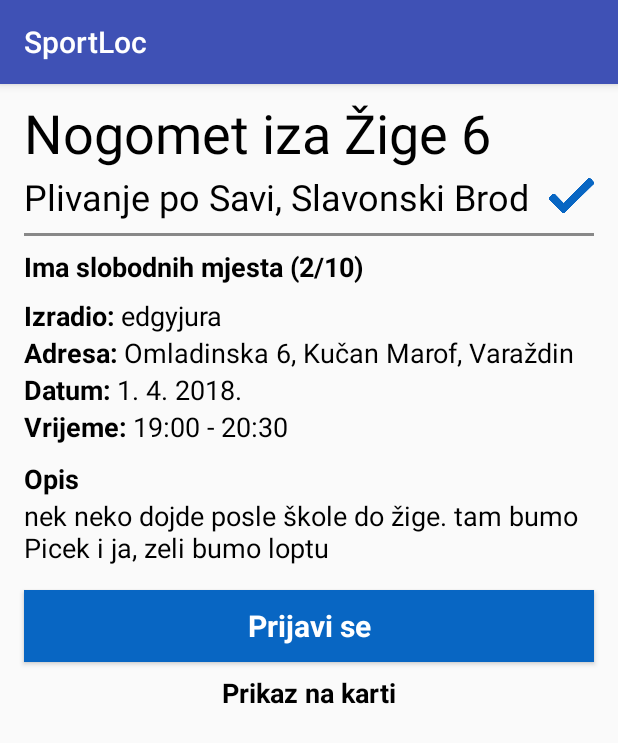
After one commit to ZMehanovic/SportLoc, an Android app: the EventDetailsActivity screen opened directly, with no data from a screen before it, on a phone screen of 412 x 824 dp. The commit adds this screen. Shown: the top 743 px of the screen. Run offline under Robolectric (Android 15) with nearby library versions, the phone set to English and light mode, and no system bars; our stand-ins replace ButterKnife.

Commit message:
Napravljen dizajn pregleda događaja Izrađen je vizualni dizajn i xml file za pregled događaja. U tome se vide detalji o događaju. U strings.xml dodani stringovi, napravljen dizajn btn_disabled za onesposobljeni gumb i dodana ikona za kvačicu.

```diff
--- a/app/build.gradle
+++ b/app/build.gradle
@@ -29,8 +29,8 @@ dependencies {
     compile 'com.android.support.constraint:constraint-layout:1.0.2'
     testCompile 'junit:junit:4.12'
 
-    compile project (':data')
-    compile project (':webservice')
+    compile project(':data')
+    compile project(':webservice')
 
     // butterknife
     compile 'com.jakewharton:butterknife:8.8.1'
--- a/app/src/main/AndroidManifest.xml
+++ b/app/src/main/AndroidManifest.xml
@@ -22,7 +22,8 @@
         <activity android:name=".RegistrationActivity" />
         <activity android:name=".StartActivity" />
         <activity android:name=".ForgottenPassActivity" />
-        <activity android:name=".EventListActivity"></activity>
+        <activity android:name=".EventListActivity" />
+        <activity android:name=".EventDetailsActivity"></activity>
     </application>
 
 </manifest>
--- /dev/null
+++ b/app/src/main/java/hr/foi/air/sportloc/EventDetailsActivity.java
@@ -0,0 +1,18 @@
+package hr.foi.air.sportloc;
+
+import android.support.v7.app.AppCompatActivity;
+import android.os.Bundle;
+
+import butterknife.BindView;
+import butterknife.ButterKnife;
+
+public class EventDetailsActivity extends AppCompatActivity {
+
+
+
+    @Override
+    protected void onCreate(Bundle savedInstanceState) {
+        super.onCreate(savedInstanceState);
+        setContentView(R.layout.activity_event_details);
+    }
+}
--- /dev/null
+++ b/app/src/main/res/drawable/btn_disabled.xml
@@ -0,0 +1,22 @@
+<?xml version="1.0" encoding="utf-8"?>
+<selector
+    xmlns:android="http://schemas.android.com/apk/res/android">
+
+    <item>
+        <shape>
+            <solid
+                android:color="#626262" />
+            <stroke
+                android:width="2dp"
+                android:color="#626262" />
+            <corners
+                android:radius="0dp" />
+            <padding
+                android:bottom="10dp"
+                android:left="10dp"
+                android:right="10dp"
+                android:top="10dp" />
+        </shape>
+    </item>
+
+</selector>
--- /dev/null
+++ b/app/src/main/res/layout/activity_event_details.xml
@@ -0,0 +1,279 @@
+<?xml version="1.0" encoding="utf-8"?>
+<android.support.constraint.ConstraintLayout xmlns:android="http://schemas.android.com/apk/res/android"
+    xmlns:app="http://schemas.android.com/apk/res-auto"
+    xmlns:tools="http://schemas.android.com/tools"
+    android:id="@+id/layout"
+    android:layout_width="match_parent"
+    android:layout_height="match_parent"
+    tools:context="hr.foi.air.sportloc.EventDetailsActivity">
+
+    <ScrollView
+        android:layout_width="0dp"
+        android:layout_height="0dp"
+        android:fillViewport="true"
+        app:layout_constraintBottom_toBottomOf="parent"
+        app:layout_constraintLeft_toLeftOf="parent"
+        app:layout_constraintRight_toRightOf="parent"
+        app:layout_constraintTop_toTopOf="parent">
+
+        <android.support.constraint.ConstraintLayout xmlns:android="http://schemas.android.com/apk/res/android"
+            xmlns:app="http://schemas.android.com/apk/res-auto"
+            xmlns:tools="http://schemas.android.com/tools"
+            android:layout_width="match_parent"
+            android:layout_height="wrap_content"
+            android:orientation="vertical"
+            android:paddingEnd="8dp"
+            android:paddingStart="8dp"
+            android:paddingBottom="16dp"
+            android:scrollbars="vertical">
+
+            <TextView
+                android:id="@+id/tvEventName"
+
+                android:layout_width="0dp"
+                android:layout_height="wrap_content"
+                android:layout_marginEnd="8dp"
+                android:layout_marginStart="8dp"
+                android:layout_marginTop="8dp"
+                android:gravity="start"
+                android:text="Nogomet iza Žige 6"
+                android:textColor="#000000"
+                android:textSize="36sp"
+                app:layout_constraintEnd_toEndOf="parent"
+                app:layout_constraintLeft_toLeftOf="parent"
+                app:layout_constraintStart_toStartOf="parent"
+                app:layout_constraintTop_toTopOf="parent" />
+
+            <TextView
+                android:id="@+id/tvSportLocation"
+                android:layout_width="0dp"
+                android:layout_height="wrap_content"
+                android:layout_marginEnd="42dp"
+                android:layout_marginStart="8dp"
+                android:layout_marginTop="2dp"
+                android:text="Plivanje po Savi, Slavonski Brod"
+                android:textColor="#000000"
+                android:textSize="24sp"
+                app:layout_constraintEnd_toEndOf="parent"
+                app:layout_constraintStart_toStartOf="parent"
+                app:layout_constraintTop_toBottomOf="@+id/tvEventName" />
+
+            <View
+                android:id="@+id/dvdHorizontal"
+                android:layout_width="0dp"
+                android:layout_height="2dp"
+                android:layout_marginEnd="8dp"
+                android:layout_marginStart="8dp"
+                android:layout_marginTop="8dp"
+                android:background="#888888"
+                app:layout_constraintEnd_toEndOf="parent"
+                app:layout_constraintStart_toStartOf="parent"
+                app:layout_constraintTop_toBottomOf="@+id/tvSportLocation" />
+
+            <TextView
+                android:id="@+id/tvSpace"
+                android:layout_width="0dp"
+                android:layout_height="wrap_content"
+                android:layout_marginEnd="8dp"
+                android:layout_marginStart="8dp"
+                android:layout_marginTop="8dp"
+                android:text="Ima slobodnih mjesta (2/10)"
+                android:textColor="#000000"
+                android:textSize="18sp"
+                android:textStyle="bold"
+                app:layout_constraintEnd_toEndOf="parent"
+                app:layout_constraintStart_toStartOf="parent"
+                app:layout_constraintTop_toBottomOf="@+id/dvdHorizontal" />
+
+            <TextView
+                android:id="@+id/tvMadeByString"
+                android:layout_width="0dp"
+                android:layout_height="wrap_content"
+                android:layout_marginStart="8dp"
+                android:layout_marginTop="8dp"
+                android:text="@string/event_details_madeby"
+                android:textColor="#000000"
+                android:textSize="18sp"
+                android:textStyle="bold"
+                app:layout_constraintStart_toStartOf="parent"
+                app:layout_constraintTop_toBottomOf="@+id/tvSpace" />
+
+            <TextView
+                android:id="@+id/tvUser"
+                android:layout_width="0dp"
+                android:layout_height="wrap_content"
+                android:layout_marginEnd="8dp"
+                android:layout_marginStart="4dp"
+                android:layout_marginTop="8dp"
+                android:text="edgyjura"
+                android:textColor="#000000"
+                android:textSize="18sp"
+                app:layout_constraintEnd_toEndOf="parent"
+                app:layout_constraintStart_toEndOf="@+id/tvMadeByString"
+                app:layout_constraintTop_toBottomOf="@+id/tvSpace" />
+
+            <TextView
+                android:id="@+id/tvAddressString"
+                android:layout_width="0dp"
+                android:layout_height="wrap_content"
+                android:layout_marginStart="8dp"
+                android:text="@string/event_details_address"
+                android:textColor="#000000"
+                android:textSize="18sp"
+                android:textStyle="bold"
+                app:layout_constraintStart_toStartOf="parent"
+                app:layout_constraintTop_toBottomOf="@+id/tvUser" />
+
+            <TextView
+                android:id="@+id/tvAddress"
+                android:layout_width="0dp"
+                android:layout_height="wrap_content"
+                android:layout_marginEnd="8dp"
+                android:layout_marginStart="4dp"
+                android:text="Omladinska 6, Kučan Marof, Varaždin"
+                android:textColor="#000000"
+                android:textSize="18sp"
+                app:layout_constraintEnd_toEndOf="parent"
+                app:layout_constraintStart_toEndOf="@+id/tvAddressString"
+                app:layout_constraintTop_toBottomOf="@+id/tvUser" />
+
+            <TextView
+                android:id="@+id/tvDateString"
+                android:layout_width="0dp"
+                android:layout_height="wrap_content"
+                android:layout_marginStart="8dp"
+                android:text="@string/event_details_date"
+                android:textColor="#000000"
+                android:textSize="18sp"
+                android:textStyle="bold"
+                app:layout_constraintStart_toStartOf="parent"
+                app:layout_constraintTop_toBottomOf="@+id/tvAddress" />
+
+            <TextView
+                android:id="@+id/tvDate"
+                android:layout_width="0dp"
+                android:layout_height="wrap_content"
+                android:layout_marginEnd="8dp"
+                android:layout_marginStart="4dp"
+                android:text="1. 4. 2018."
+                android:textColor="#000000"
+                android:textSize="18sp"
+                app:layout_constraintEnd_toEndOf="parent"
+                app:layout_constraintStart_toEndOf="@+id/tvDateString"
+                app:layout_constraintTop_toBottomOf="@+id/tvAddress" />
+
+            <TextView
+                android:id="@+id/tvTimeString"
+                android:layout_width="0dp"
+                android:layout_height="wrap_content"
+                android:layout_marginStart="8dp"
+                android:text="@string/event_details_time"
+                android:textColor="#000000"
+                android:textSize="18sp"
+                android:textStyle="bold"
+                app:layout_constraintStart_toStartOf="parent"
+                app:layout_constraintTop_toBottomOf="@+id/tvDate" />
+
+            <TextView
+                android:id="@+id/tvTime"
+                android:layout_width="0dp"
+                android:layout_height="wrap_content"
+                android:layout_marginEnd="8dp"
+                android:layout_marginStart="4dp"
+                android:text="19:00 - 20:30"
+                android:textColor="#000000"
+                android:textSize="18sp"
+                app:layout_constraintEnd_toEndOf="parent"
+                app:layout_constraintStart_toEndOf="@+id/tvTimeString"
+                app:layout_constraintTop_toBottomOf="@+id/tvDate" />
+
+            <TextView
+                android:id="@+id/tvDescriptionString"
+                android:layout_width="0dp"
+                android:layout_height="wrap_content"
+                android:layout_marginEnd="8dp"
+                android:layout_marginStart="8dp"
+                android:layout_marginTop="10dp"
+                android:text="@string/event_details_description"
+                android:textColor="#000000"
+                android:textSize="18sp"
+                android:textStyle="bold"
+                app:layout_constraintEnd_toEndOf="parent"
+                app:layout_constraintStart_toStartOf="parent"
+                app:layout_constraintTop_toBottomOf="@+id/tvTime" />
+
+            <TextView
+                android:id="@+id/tvDescription"
+                android:layout_width="0dp"
+                android:layout_height="wrap_content"
+                android:layout_marginEnd="8dp"
+                android:layout_marginStart="8dp"
+                android:text="nek neko dojde posle škole do žige. tam bumo Picek i ja, zeli bumo loptu"
+                android:textColor="#000000"
+                android:textSize="18sp"
+                app:layout_constraintEnd_toEndOf="parent"
+                app:layout_constraintStart_toStartOf="parent"
+                app:layout_constraintTop_toBottomOf="@+id/tvDescriptionString" />
+
+            <Button
+                android:id="@+id/btnJoinLeaveRequest"
+                android:layout_width="0dp"
+                android:layout_height="wrap_content"
+                android:layout_marginEnd="8dp"
+                android:layout_marginStart="8dp"
+                android:layout_marginTop="16dp"
+                android:background="@drawable/btn_general"
+                android:fontFamily="sans-serif"
+                android:text="@string/btn_join"
+                android:textAllCaps="false"
+                android:textColor="#FFFFFF"
+                android:textSize="20sp"
+                android:textStyle="bold"
+                app:layout_constraintEnd_toEndOf="parent"
+                app:layout_constraintStart_toStartOf="parent"
+                app:layout_constraintTop_toBottomOf="@+id/tvDescription" />
+
+            <TextView
+                android:id="@+id/tvMapString"
+                android:layout_width="wrap_content"
+                android:layout_height="wrap_content"
+                android:layout_marginEnd="8dp"
+                android:layout_marginStart="8dp"
+                android:layout_marginTop="8dp"
+                android:text="@string/event_details_map"
+                android:textColor="#000000"
+                android:textSize="18sp"
+                android:textStyle="bold"
+                app:layout_constraintEnd_toEndOf="parent"
+                app:layout_constraintStart_toStartOf="parent"
+                app:layout_constraintTop_toBottomOf="@+id/btnJoinLeaveRequest" />
+
+            <ImageView
+                android:id="@+id/ivEventDetailsTick"
+                android:layout_width="0dp"
+                android:layout_height="32dp"
+                android:layout_marginBottom="8dp"
+                android:layout_marginEnd="8dp"
+                android:layout_marginStart="4dp"
+                android:contentDescription="Thicc Tick"
+                android:scaleType="fitStart"
+                android:visibility="visible"
+                app:layout_constraintBottom_toTopOf="@+id/dvdHorizontal"
+                app:layout_constraintEnd_toEndOf="parent"
+                app:layout_constraintStart_toEndOf="@+id/tvSportLocation"
+                app:srcCompat="@drawable/ic_tick" />
+
+                /*
+                android:layout_width="wrap_content"
+                android:layout_height="wrap_content"
+                android:layout_marginEnd="8dp"
+                android:layout_marginStart="8dp"
+                android:layout_marginTop="4dp"
+                app:layout_constraintEnd_toEndOf="parent"
+                app:layout_constraintStart_toStartOf="parent"
+                app:layout_constraintTop_toBottomOf="@+id/tvMapString"
+                */
+
+        </android.support.constraint.ConstraintLayout>
+    </ScrollView>
+</android.support.constraint.ConstraintLayout>
--- a/app/src/main/res/values/strings.xml
+++ b/app/src/main/res/values/strings.xml
@@ -7,10 +7,20 @@
     <string name="btn_female">Žensko</string>
     <string name="btn_find">PRONAĐI</string>
     <string name="btn_google">GOOGLE</string>
+    <string name="btn_join">Prijavi se</string>
+    <string name="btn_leave">Odjavi se</string>
+    <string name="btn_send_request">Pošalji zahtjev</string>
+    <string name="btn_request_sent">Zahtjev poslan</string>
     <string name="btn_login">PRIJAVA</string>
     <string name="btn_male">Muško</string>
     <string name="btn_registration">REGISTRACIJA</string>
     <string name="btn_send">POŠALJI</string>
+    <string name="event_details_address">Adresa:</string>
+    <string name="event_details_madeby">Izradio:</string>
+    <string name="event_details_date">Datum:</string>
+    <string name="event_details_time">Vrijeme:</string>
+    <string name="event_details_description">Opis</string>
+    <string name="event_details_map">Prikaz na karti</string>
     <string name="toast_empty_email">Polje za unos e-mail adrese ne smije biti prazno!</string>
     <string name="toast_empty_registration">Sva polja za registraciju moraju biti popunjena!</string>
     <string name="toast_empty_user_pass">Polja za unos korisničkog imena i lozinke ne smiju biti prazna!</string>
--- a/build.gradle
+++ b/build.gradle
@@ -6,7 +6,7 @@ buildscript {
         google()
     }
     dependencies {
-        classpath 'com.android.tools.build:gradle:3.0.1'
+        classpath 'com.android.tools.build:gradle:3.1.0'
 
         // NOTE: Do not place your application dependencies here; they belong
         // in the individual module build.gradle files
--- a/webservice/build.gradle
+++ b/webservice/build.gradle
@@ -2,7 +2,7 @@ apply plugin: 'com.android.library'
 
 android {
     compileSdkVersion 26
-    buildToolsVersion "26.0.2"
+    buildToolsVersion '27.0.3'
 
     defaultConfig {
         minSdkVersion 19
```
Also changed, not shown: app/src/main/res/drawable-hdpi/ic_tick.png (added), app/src/main/res/drawable-mdpi/ic_tick.png (added), app/src/main/res/drawable-xhdpi/ic_tick.png (added), app/src/main/res/drawable-xxhdpi/ic_tick.png (added), app/src/main/res/drawable-xxxhdpi/ic_tick.png (added), gradle/wrapper/gradle-wrapper.properties.
